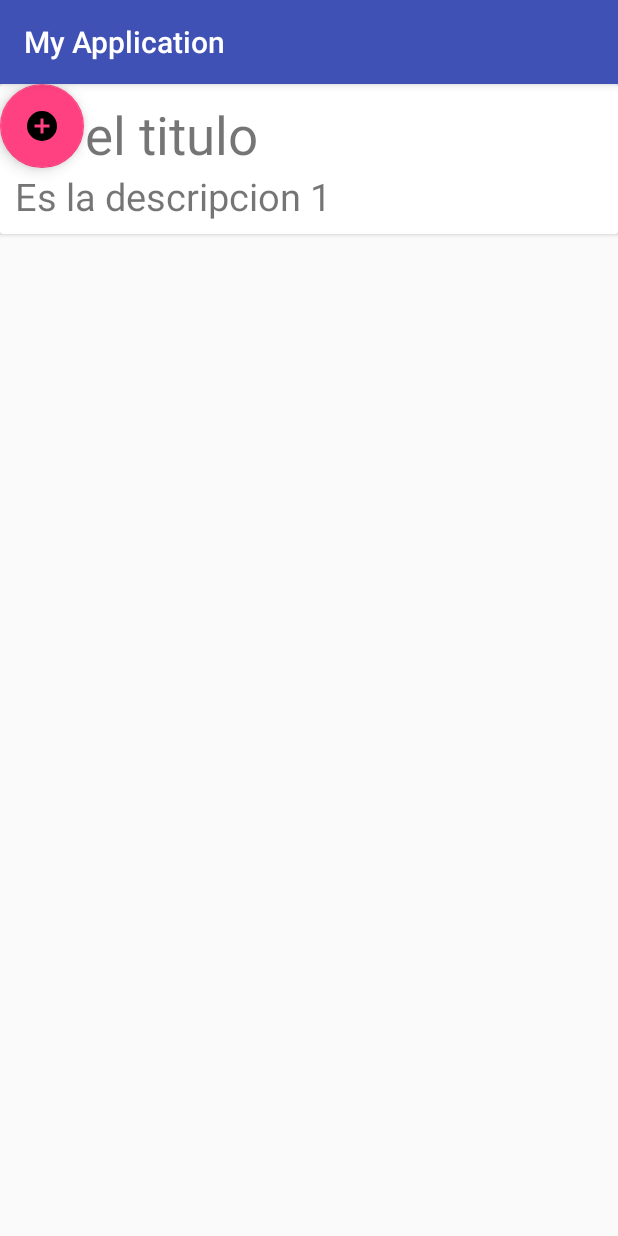
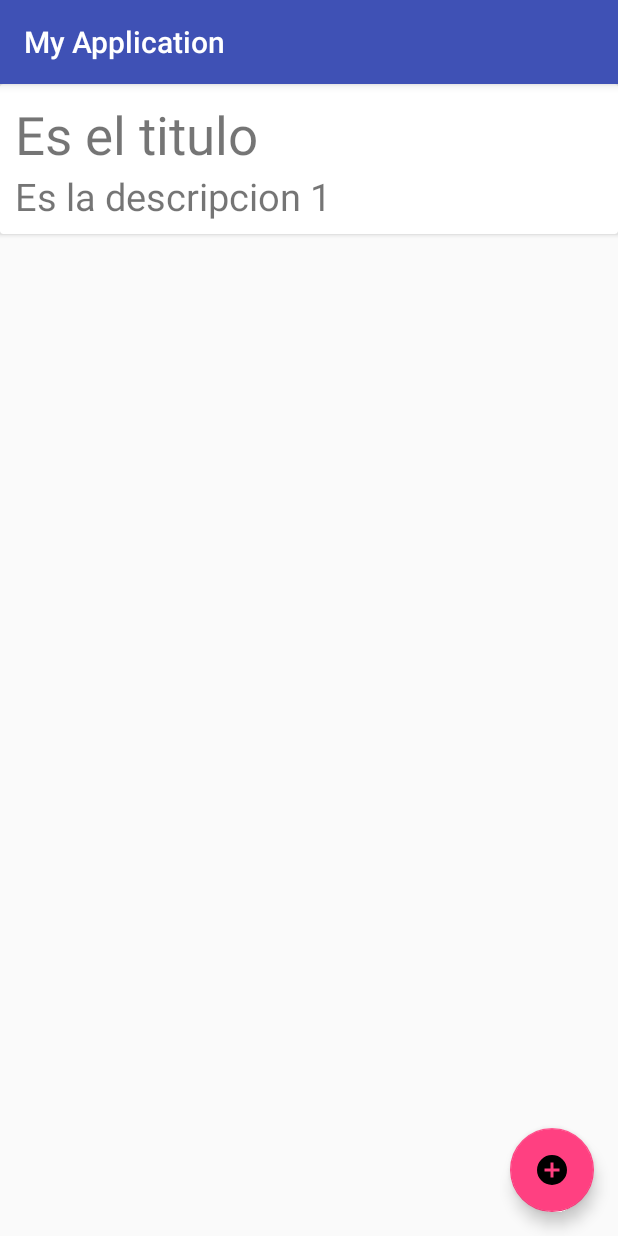
Before and after one commit to paulmillan28/exampleAndroid, an Android app: the screen it shows after launch (MainActivity), on a phone screen of 412 x 824 dp. Run offline under Robolectric (Android 15) with nearby library versions, the phone set to English and light mode, and no system bars.

Commit message:
posicion add .

```diff
--- a/app/src/main/res/layout/activity_main.xml
+++ b/app/src/main/res/layout/activity_main.xml
@@ -1,5 +1,5 @@
 <?xml version="1.0" encoding="utf-8"?>
-<android.support.constraint.ConstraintLayout xmlns:android="http://schemas.android.com/apk/res/android"
+<RelativeLayout xmlns:android="http://schemas.android.com/apk/res/android"
     xmlns:app="http://schemas.android.com/apk/res-auto"
     xmlns:tools="http://schemas.android.com/tools"
     android:layout_width="match_parent"
@@ -13,8 +13,14 @@
         android:layout_height="match_parent"/>
 
     <android.support.design.widget.FloatingActionButton
+        android:id="@+id/fab"
+        android:layout_width="wrap_content"
+        android:layout_height="wrap_content"
+        android:layout_gravity="bottom|right"
+        android:layout_alignParentBottom="true"
+        android:layout_alignParentRight="true"
+        android:layout_margin="16dp"
         android:src="@drawable/plus_circle"
-        android:layout_width="wrap_content"
-        android:layout_height="wrap_content" />
+        />
 
-</android.support.constraint.ConstraintLayout>
+</RelativeLayout>
```
